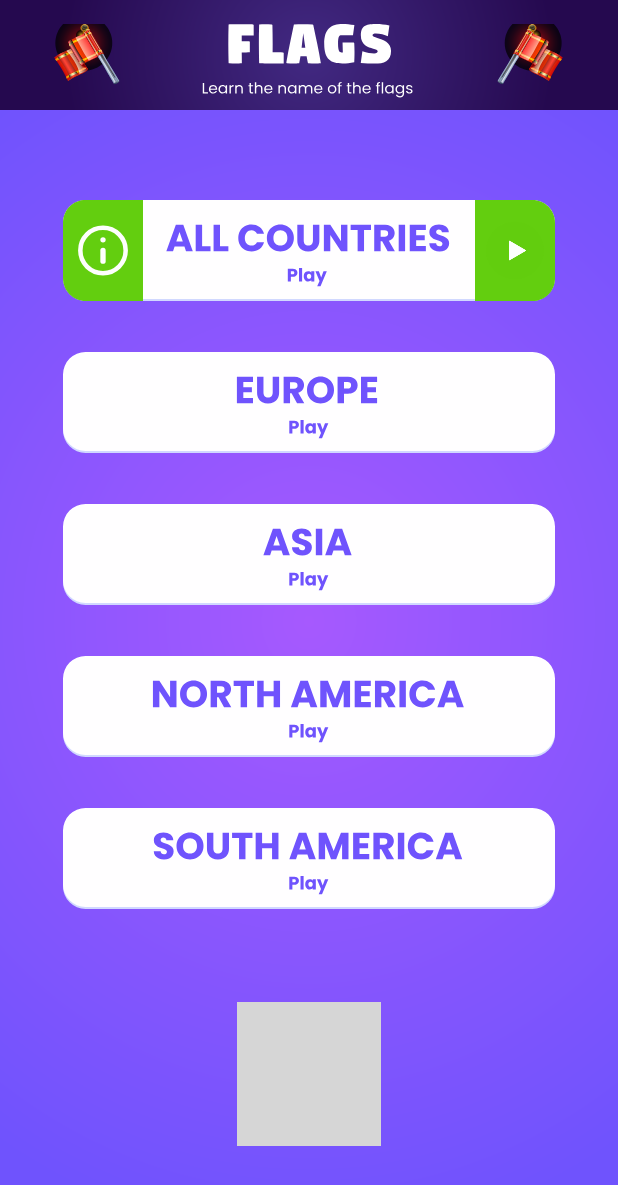
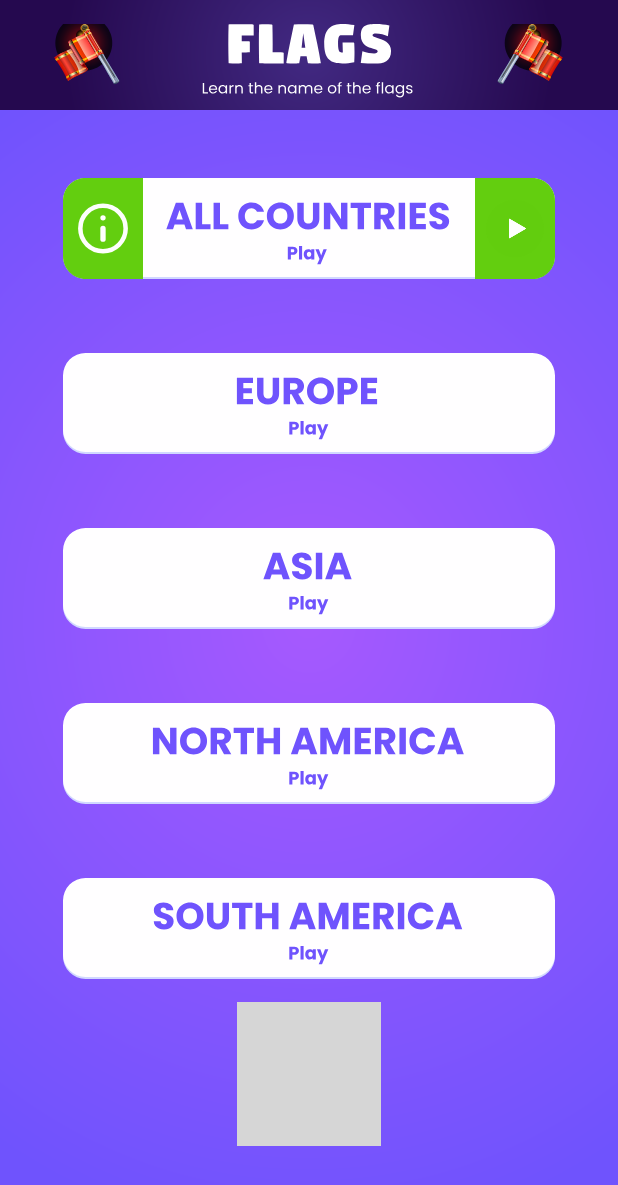
Before and after one commit to e-Loving/Quiz, an Android app: the screen it shows after launch (MainActivity), on a phone screen of 412 x 824 dp. Shown: the top 1185 px of the screen. Run offline under Robolectric (Android 15) with nearby library versions, the light colour scheme and no system bars; grey boxes are pictures that could not be loaded.

Commit message:
Shitty ui updated to recyclerView

```diff
--- a/app/src/main/java/uz/eloving/quizgame/MainActivity.kt
+++ b/app/src/main/java/uz/eloving/quizgame/MainActivity.kt
@@ -12,10 +12,10 @@ class MainActivity : AppCompatActivity() {
         super.onCreate(savedInstanceState)
         binding = ActivityMainBinding.inflate(layoutInflater)
         setContentView(binding.root)
-        window.navigationBarColor = Color.parseColor("#FF6F53FD")
-        val fragmentManager = supportFragmentManager
-        val fragmentTransaction = fragmentManager.beginTransaction()
-        fragmentTransaction.replace(binding.container.id, MainFragment())
-        fragmentTransaction.commit()
+        window.navigationBarColor = Color.parseColor("#FF6F53FD") // Change navigation bar color
+        supportFragmentManager
+            .beginTransaction()
+            .add(binding.container.id, MainFragment()) // Add Fragment to MainActivity
+            .commit()
     }
 }
--- /dev/null
+++ b/app/src/main/java/uz/eloving/quizgame/data/DataContinent.kt
@@ -0,0 +1,6 @@
+package uz.eloving.quizgame.data
+
+data class DataContinent(
+    val image: Int,
+    var isVisible: Boolean = false
+)
--- a/app/src/main/java/uz/eloving/quizgame/utils/AdapterLevelData.kt
+++ b/app/src/main/java/uz/eloving/quizgame/data/DataLevel.kt
@@ -1,6 +1,6 @@
-package uz.eloving.quizgame.utils
+package uz.eloving.quizgame.data
 
-data class AdapterLevelData(
+data class DataLevel(
     val pic: Int,
     val countOfQuestions: Int,
     val degree: Int
--- a/app/src/main/java/uz/eloving/quizgame/data/MockData.kt
+++ b/app/src/main/java/uz/eloving/quizgame/data/MockData.kt
@@ -1,16 +1,22 @@
 package uz.eloving.quizgame.data
 
 import uz.eloving.quizgame.R
-import uz.eloving.quizgame.utils.AdapterLevelData
 
 class MockData {
     companion object {
-        val data = arrayListOf(
-            AdapterLevelData(R.drawable.iv_student, 500, R.drawable.iv_student_degree),
-            AdapterLevelData(R.drawable.iv_tourist, 600, R.drawable.iv_tourist_degree),
-            AdapterLevelData(R.drawable.iv_teacher, 700, R.drawable.iv_teacher_degree),
-            AdapterLevelData(R.drawable.iv_mafia, 800, R.drawable.iv_mafia_degree),
-            AdapterLevelData(R.drawable.iv_alien, 1000, R.drawable.iv_alien_degree)
+        val leveData = arrayListOf(
+            DataLevel(R.drawable.iv_student, 500, R.drawable.iv_student_degree),
+            DataLevel(R.drawable.iv_tourist, 600, R.drawable.iv_tourist_degree),
+            DataLevel(R.drawable.iv_teacher, 700, R.drawable.iv_teacher_degree),
+            DataLevel(R.drawable.iv_mafia, 800, R.drawable.iv_mafia_degree),
+            DataLevel(R.drawable.iv_alien, 1000, R.drawable.iv_alien_degree)
+        )
+        val continentData = arrayListOf(
+            DataContinent(R.drawable.cv_all, true),
+            DataContinent(R.drawable.cv_europe),
+            DataContinent(R.drawable.cv_asia),
+            DataContinent(R.drawable.cv_north_america),
+            DataContinent(R.drawable.cv_south_america),
         )
     }
 }
--- a/app/src/main/java/uz/eloving/quizgame/ui/LevelFragment.kt
+++ b/app/src/main/java/uz/eloving/quizgame/ui/LevelFragment.kt
@@ -5,6 +5,7 @@ import androidx.fragment.app.Fragment
 import android.view.LayoutInflater
 import android.view.View
 import android.view.ViewGroup
+import android.widget.Toast
 import androidx.recyclerview.widget.LinearLayoutManager
 import uz.eloving.quizgame.utils.AdapterLevel
 import uz.eloving.quizgame.data.MockData
@@ -19,13 +20,23 @@ class LevelFragment : Fragment() {
     ): View {
         binding = FragmentLevelBinding.inflate(inflater, container, false)
         binding.btnBack.setOnClickListener {
-            requireActivity().onBackPressed()
+            requireActivity().onBackPressed() // Back to MainFragment
         }
+        Toast.makeText(requireContext(), this.arguments?.getString("name").toString(), Toast.LENGTH_SHORT)
+            .show()
         adapter = AdapterLevel()
         binding.rvLevel.adapter = adapter
         binding.rvLevel.layoutManager =
-            LinearLayoutManager(requireContext(), LinearLayoutManager.VERTICAL, false)
-        adapter.updateList(MockData.data)
+            LinearLayoutManager(
+                requireContext(),
+                LinearLayoutManager.VERTICAL,
+                false
+            ) // LayoutManager changed to vertically
+        adapter.updateList(MockData.leveData) // Add Levels to RecyclerView
+        adapter.onItemClick = {
+            Toast.makeText(requireContext(), it.countOfQuestions.toString(), Toast.LENGTH_SHORT)
+                .show()
+        }
         return binding.root
     }
 
--- a/app/src/main/java/uz/eloving/quizgame/ui/MainFragment.kt
+++ b/app/src/main/java/uz/eloving/quizgame/ui/MainFragment.kt
@@ -5,41 +5,38 @@ import androidx.fragment.app.Fragment
 import android.view.LayoutInflater
 import android.view.View
 import android.view.ViewGroup
-import androidx.constraintlayout.widget.ConstraintLayout
-import androidx.core.view.updateLayoutParams
+import androidx.recyclerview.widget.LinearLayoutManager
 import uz.eloving.quizgame.R
+import uz.eloving.quizgame.data.MockData
 import uz.eloving.quizgame.databinding.FragmentMainBinding
+import uz.eloving.quizgame.utils.AdapterContinent
+import uz.eloving.quizgame.data.DataContinent
 
 class MainFragment : Fragment() {
     private lateinit var binding: FragmentMainBinding
+    private lateinit var adapter: AdapterContinent
     override fun onCreateView(
         inflater: LayoutInflater, container: ViewGroup?,
         savedInstanceState: Bundle?
     ): View {
         binding = FragmentMainBinding.inflate(inflater, container, false)
-        changeIconOf()
-        binding.play.setOnClickListener {
+        adapter = AdapterContinent()
+        binding.rvContinent.adapter = adapter
+        binding.rvContinent.layoutManager =
+            LinearLayoutManager(requireContext(), LinearLayoutManager.VERTICAL, false)
+        adapter.updateList(MockData.continentData)
+        adapter.onItemClick = { View ->
+            MockData.continentData.forEach { it.isVisible = false }
+            MockData.continentData[MockData.continentData.indexOf(View)] =
+                DataContinent(View.image, true)
+            adapter.updateList(MockData.continentData)
+        }
+        binding.btnPlay.setOnClickListener {
+            LevelFragment().arguments?.putString("name", "name")
             activity?.supportFragmentManager?.beginTransaction()?.addToBackStack(null)
                 ?.replace(R.id.container, LevelFragment())?.commit()
-        }
+        } // Replace MainFragment to LevelFragment
         return binding.root
     }
 
-    private fun changeIconOf() {
-        arrayListOf(
-            binding.all, binding.europe, binding.asia,
-            binding.northAmerica, binding.southAmerica
-        ).forEach { item ->
-            item.setOnClickListener {
-                arrayListOf(binding.ivBgLeft, binding.bgRight).forEach {
-                    it.updateLayoutParams<ConstraintLayout.LayoutParams> {
-                        topToTop = item.id
-                        bottomToBottom = item.id
-                        arrayListOf(binding.lottieInfo, binding.lottiePlay)
-                            .forEach { animation -> animation.playAnimation() }
-                    }
-                }
-            }
-        }
-    }
 }
--- /dev/null
+++ b/app/src/main/java/uz/eloving/quizgame/utils/AdapterContinent.kt
@@ -0,0 +1,66 @@
+package uz.eloving.quizgame.utils
+
+import android.annotation.SuppressLint
+import android.view.LayoutInflater
+import android.view.View
+import android.view.ViewGroup
+import androidx.recyclerview.widget.RecyclerView
+import uz.eloving.quizgame.data.DataContinent
+import uz.eloving.quizgame.databinding.ItemContinentBinding
+
+class AdapterContinent : RecyclerView.Adapter<AdapterContinent.ViewHolder>() {
+    private var list = arrayListOf<DataContinent>()
+    var onItemClick: ((category: DataContinent) -> Unit)? = null
+
+    inner class ViewHolder(private val binding: ItemContinentBinding) :
+        RecyclerView.ViewHolder(binding.root) {
+        fun bind(data: DataContinent) {
+            val items = arrayListOf(
+                binding.ivBgRight,
+                binding.ivBgLeft,
+                binding.lottieInfo,
+                binding.lottiePlay
+            )
+            if (data.isVisible) {
+                items.forEach {
+                    it.visibility = View.VISIBLE
+                    listOf(
+                        binding.lottieInfo,
+                        binding.lottiePlay
+                    ).forEach { o -> o.playAnimation() }
+                }
+            } else {
+                items.forEach {
+                    it.visibility = View.GONE
+                }
+            }
+            binding.ivContinent.setImageResource(data.image)
+        }
+
+        init {
+            itemView.setOnClickListener {
+                onItemClick?.invoke(list[adapterPosition])
+            }
+        }
+    }
+
+    override fun onCreateViewHolder(parent: ViewGroup, viewType: Int): AdapterContinent.ViewHolder {
+        val holder =
+            ItemContinentBinding.inflate(LayoutInflater.from(parent.context), parent, false)
+        return ViewHolder(holder)
+    }
+
+    override fun onBindViewHolder(holder: AdapterContinent.ViewHolder, position: Int) {
+        holder.bind(list[position])
+    }
+
+    override fun getItemCount(): Int {
+        return list.size
+    }
+
+    @SuppressLint("NotifyDataSetChanged")
+    fun updateList(list: ArrayList<DataContinent>) {
+        this.list = list
+        notifyDataSetChanged()
+    }
+}
--- a/app/src/main/java/uz/eloving/quizgame/utils/AdapterLevel.kt
+++ b/app/src/main/java/uz/eloving/quizgame/utils/AdapterLevel.kt
@@ -4,19 +4,27 @@ import android.annotation.SuppressLint
 import android.view.LayoutInflater
 import android.view.ViewGroup
 import androidx.recyclerview.widget.RecyclerView
+import uz.eloving.quizgame.data.DataLevel
 import uz.eloving.quizgame.databinding.ItemLevelBinding
 import java.util.ArrayList
 
 class AdapterLevel : RecyclerView.Adapter<AdapterLevel.ViewHolder>() {
-    private var list = arrayListOf<AdapterLevelData>()
+    private var list = arrayListOf<DataLevel>()
+    var onItemClick: ((category: DataLevel) -> Unit)? = null
 
     inner class ViewHolder(private val binding: ItemLevelBinding) :
         RecyclerView.ViewHolder(binding.root) {
         @SuppressLint("SetTextI18n")
-        fun bind(data: AdapterLevelData) {
+        fun bind(data: DataLevel) {
             binding.pic.setImageResource(data.pic)
             binding.degree.setImageResource(data.degree)
             binding.countOfQuestions.text = "0/${data.countOfQuestions}"
+        }
+
+        init {
+            binding.cardView.setOnClickListener {
+                onItemClick?.invoke(list[adapterPosition])
+            }
         }
     }
 
@@ -33,7 +41,9 @@ class AdapterLevel : RecyclerView.Adapter<AdapterLevel.ViewHolder>() {
         return list.size
     }
 
-    fun updateList(list: ArrayList<AdapterLevelData>) {
+    @SuppressLint("NotifyDataSetChanged")
+    fun updateList(list: ArrayList<DataLevel>) {
         this.list = list
+        notifyDataSetChanged()
     }
 }
--- a/app/src/main/res/layout/activity_main.xml
+++ b/app/src/main/res/layout/activity_main.xml
@@ -1,6 +1,5 @@
 <?xml version="1.0" encoding="utf-8"?>
 <androidx.constraintlayout.widget.ConstraintLayout xmlns:android="http://schemas.android.com/apk/res/android"
-    xmlns:app="http://schemas.android.com/apk/res-auto"
     xmlns:tools="http://schemas.android.com/tools"
     android:layout_width="match_parent"
     android:layout_height="match_parent"
--- a/app/src/main/res/layout/fragment_main.xml
+++ b/app/src/main/res/layout/fragment_main.xml
@@ -17,60 +17,18 @@
         app:layout_constraintRight_toRightOf="parent"
         app:layout_constraintTop_toTopOf="parent" />
 
-
-    <ImageView
-        android:id="@+id/all"
-        android:layout_width="wrap_content"
-        android:layout_height="wrap_content"
-        android:layout_marginTop="60dp"
-        android:src="@drawable/cv_all"
-        app:layout_constraintLeft_toLeftOf="parent"
-        app:layout_constraintRight_toRightOf="parent"
-        app:layout_constraintTop_toBottomOf="@id/action_bar" />
-
-    <ImageView
-        android:id="@+id/europe"
-        android:layout_width="wrap_content"
-        android:layout_height="wrap_content"
-        android:layout_marginTop="30dp"
-        android:src="@drawable/cv_europe"
-        app:layout_constraintLeft_toLeftOf="parent"
-        app:layout_constraintRight_toRightOf="parent"
-        app:layout_constraintTop_toBottomOf="@id/all" />
-
-    <ImageView
-        android:id="@+id/asia"
-        android:layout_width="wrap_content"
-        android:layout_height="wrap_content"
-        android:layout_marginTop="30dp"
-        android:src="@drawable/cv_asia"
-        app:layout_constraintLeft_toLeftOf="parent"
-        app:layout_constraintRight_toRightOf="parent"
-        app:layout_constraintTop_toBottomOf="@id/europe" />
-
-    <ImageView
-        android:id="@+id/north_america"
-        android:layout_width="wrap_content"
-        android:layout_height="wrap_content"
-        android:layout_marginTop="30dp"
-        android:src="@drawable/cv_north_america"
-        app:layout_constraintLeft_toLeftOf="parent"
-        app:layout_constraintRight_toRightOf="parent"
-        app:layout_constraintTop_toBottomOf="@id/asia" />
-
-    <ImageView
-        android:id="@+id/south_america"
-        android:layout_width="wrap_content"
-        android:layout_height="wrap_content"
-        android:layout_marginTop="30dp"
-        android:src="@drawable/cv_south_america"
-        app:layout_constraintLeft_toLeftOf="parent"
-        app:layout_constraintRight_toRightOf="parent"
-        app:layout_constraintTop_toBottomOf="@id/north_america" />
-
+    <androidx.recyclerview.widget.RecyclerView
+        android:id="@+id/rv_continent"
+        android:layout_width="match_parent"
+        android:layout_height="0dp"
+        app:layout_constraintBottom_toTopOf="@+id/btn_play"
+        app:layout_constraintEnd_toEndOf="parent"
+        app:layout_constraintStart_toStartOf="parent"
+        app:layout_constraintTop_toBottomOf="@+id/action_bar"
+        tools:listitem="@layout/item_continent" />
 
     <ImageButton
-        android:id="@+id/play"
+        android:id="@+id/btn_play"
         android:layout_width="wrap_content"
         android:layout_height="wrap_content"
         android:layout_marginBottom="60dp"
@@ -79,49 +37,5 @@
         app:layout_constraintEnd_toEndOf="parent"
         app:layout_constraintStart_toStartOf="parent" />
 
-    <ImageView
-        android:id="@+id/bg_right"
-        android:layout_width="wrap_content"
-        android:layout_height="wrap_content"
-        android:src="@drawable/iv_state_bg"
-        app:layout_constraintBottom_toBottomOf="@+id/all"
-        app:layout_constraintEnd_toEndOf="@+id/all"
-        app:layout_constraintTop_toTopOf="@+id/all"
-        app:layout_constraintVertical_bias="0.0" />
-
-    <com.airbnb.lottie.LottieAnimationView
-        android:id="@+id/lottie_play"
-        android:layout_width="0dp"
-        android:layout_height="0dp"
-        app:layout_constraintBottom_toBottomOf="@id/bg_right"
-        app:layout_constraintLeft_toLeftOf="@id/bg_right"
-        app:layout_constraintRight_toRightOf="@id/bg_right"
-        app:layout_constraintTop_toTopOf="@id/bg_right"
-        app:lottie_autoPlay="true"
-        app:lottie_rawRes="@raw/play_lottie" />
-
-    <ImageView
-        android:id="@+id/iv_bg_left"
-        android:layout_width="wrap_content"
-        android:layout_height="wrap_content"
-        android:rotation="180"
-        android:src="@drawable/iv_state_bg"
-        app:layout_constraintBottom_toBottomOf="@+id/all"
-        app:layout_constraintStart_toStartOf="@id/all"
-        app:layout_constraintTop_toTopOf="@+id/all"
-        app:layout_constraintVertical_bias="0.0" />
-
-    <com.airbnb.lottie.LottieAnimationView
-        android:id="@+id/lottie_info"
-        android:layout_width="0dp"
-        android:layout_height="0dp"
-        android:padding="5dp"
-        android:rotation="180"
-        app:layout_constraintBottom_toBottomOf="@id/iv_bg_left"
-        app:layout_constraintLeft_toLeftOf="@id/iv_bg_left"
-        app:layout_constraintRight_toRightOf="@id/iv_bg_left"
-        app:layout_constraintTop_toTopOf="@id/iv_bg_left"
-        app:lottie_autoPlay="true"
-        app:lottie_rawRes="@raw/info_lottie" />
 
 </androidx.constraintlayout.widget.ConstraintLayout>
--- /dev/null
+++ b/app/src/main/res/layout/item_continent.xml
@@ -0,0 +1,66 @@
+<?xml version="1.0" encoding="utf-8"?>
+<androidx.constraintlayout.widget.ConstraintLayout xmlns:android="http://schemas.android.com/apk/res/android"
+    xmlns:app="http://schemas.android.com/apk/res-auto"
+    android:layout_width="match_parent"
+    android:layout_height="wrap_content">
+
+    <ImageView
+        android:id="@+id/iv_continent"
+        android:layout_width="wrap_content"
+        android:layout_height="wrap_content"
+        android:layout_marginTop="45dp"
+        android:src="@drawable/cv_all"
+        app:layout_constraintLeft_toLeftOf="parent"
+        app:layout_constraintRight_toRightOf="parent"
+        app:layout_constraintTop_toTopOf="parent" />
+
+    <ImageView
+        android:id="@+id/iv_bg_right"
+        android:layout_width="wrap_content"
+        android:layout_height="wrap_content"
+        android:src="@drawable/iv_state_bg"
+        android:visibility="gone"
+        app:layout_constraintBottom_toBottomOf="@+id/iv_continent"
+        app:layout_constraintEnd_toEndOf="@+id/iv_continent"
+        app:layout_constraintTop_toTopOf="@+id/iv_continent"
+        app:layout_constraintVertical_bias="0.0" />
+
+    <com.airbnb.lottie.LottieAnimationView
+        android:id="@+id/lottie_play"
+        android:layout_width="0dp"
+        android:layout_height="0dp"
+        android:visibility="gone"
+        app:layout_constraintBottom_toBottomOf="@id/iv_bg_right"
+        app:layout_constraintLeft_toLeftOf="@id/iv_bg_right"
+        app:layout_constraintRight_toRightOf="@id/iv_bg_right"
+        app:layout_constraintTop_toTopOf="@id/iv_bg_right"
+        app:lottie_autoPlay="true"
+        app:lottie_rawRes="@raw/play_lottie" />
+
+    <ImageView
+        android:id="@+id/iv_bg_left"
+        android:layout_width="wrap_content"
+        android:layout_height="wrap_content"
+        android:rotation="180"
+        android:src="@drawable/iv_state_bg"
+        android:visibility="gone"
+        app:layout_constraintBottom_toBottomOf="@+id/iv_continent"
+        app:layout_constraintStart_toStartOf="@id/iv_continent"
+        app:layout_constraintTop_toTopOf="@+id/iv_continent"
+        app:layout_constraintVertical_bias="0.0" />
+
+    <com.airbnb.lottie.LottieAnimationView
+        android:id="@+id/lottie_info"
+        android:layout_width="0dp"
+        android:layout_height="0dp"
+        android:padding="5dp"
+        android:rotation="180"
+        android:visibility="gone"
+        app:layout_constraintBottom_toBottomOf="@id/iv_bg_left"
+        app:layout_constraintLeft_toLeftOf="@id/iv_bg_left"
+        app:layout_constraintRight_toRightOf="@id/iv_bg_left"
+        app:layout_constraintTop_toTopOf="@id/iv_bg_left"
+        app:lottie_autoPlay="true"
+        app:lottie_rawRes="@raw/info_lottie" />
+
+</androidx.constraintlayout.widget.ConstraintLayout>
```
